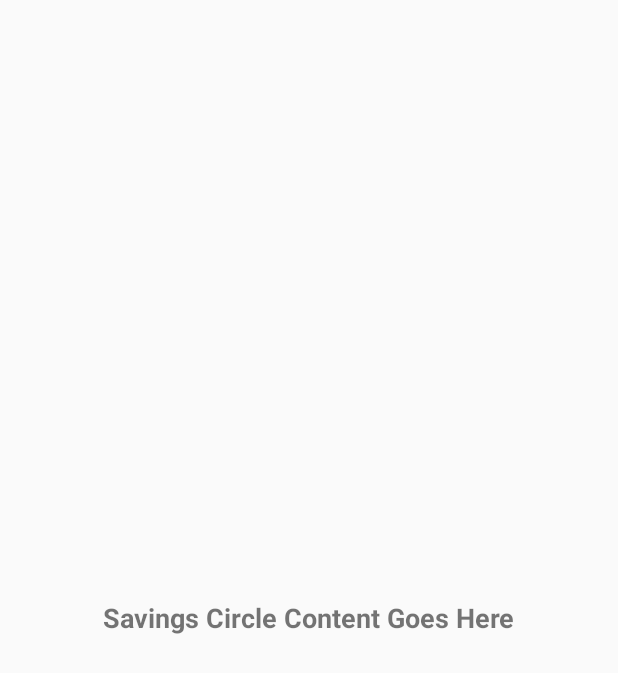
After one commit to aarushyadav47/CS2340_F25_Team11, an Android app: the layout fragment_budgets.xml on its own in the app's theme, with its tools: preview values and no code run, on a phone screen of 412 x 824 dp. The commit adds this screen. Shown: the top 673 px of the screen. Run offline under Robolectric (Android 15) with nearby library versions, the phone set to English and light mode, and no system bars.

Commit message:
Add xml for the new pages

```diff
--- /dev/null
+++ b/app/src/main/res/layout/fragment_budgets.xml
@@ -0,0 +1,15 @@
+<?xml version="1.0" encoding="utf-8"?>
+<LinearLayout xmlns:android="http://schemas.android.com/apk/res/android"
+    android:layout_width="match_parent"
+    android:layout_height="match_parent"
+    android:gravity="center"
+    android:orientation="vertical">
+
+    <TextView
+        android:id="@+id/tvSavingCircle"
+        android:layout_width="wrap_content"
+        android:layout_height="wrap_content"
+        android:text="@string/savings_circle_content"
+        android:textSize="18sp"
+        android:textStyle="bold"/>
+</LinearLayout>
--- a/app/src/main/res/values/strings.xml
+++ b/app/src/main/res/values/strings.xml
@@ -1,3 +1,6 @@
 <resources>
-    <string name="app_name">Sprint1</string>
+    <string name="savings_circle_content">Savings Circle Content Goes Here</string>
+    <string name="chatbot_content">Chatbot Content Goes Here</string>
+    <string name="budgets_content">Budgets Content Goes Here</string>
+    <string name="expense_log_content">Expense Log Content Goes Here</string>
 </resources>
```
Also changed, not shown: app/src/main/res/layout/fragment_chatbot.xml (added, +15 -0 lines), app/src/main/res/layout/fragment_expense_log.xml (added, +15 -0 lines), app/src/main/res/layout/fragment_saving_circle.xml (added, +15 -0 lines).
